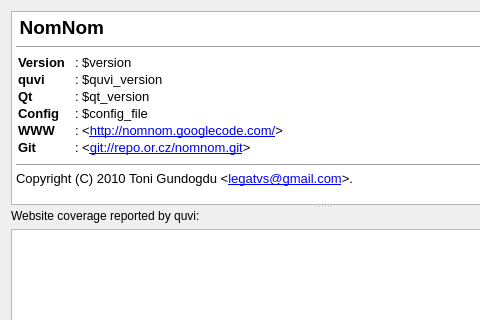
Before: the Qt Designer form i/About.ui in guendto/nomnom, drawn with Qt 5; both pictures show x 0 to 480 and y 0 to 320 of the 646 by 463 pixel window.
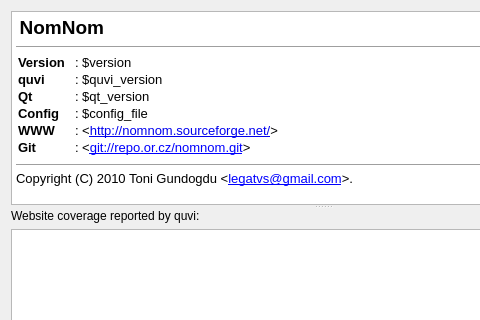
After: the same form once the commit is applied. Icons and pictures are not drawn.

What changed in the file:
```diff
--- a/i/About.ui
+++ b/i/About.ui
@@ -62,7 +62,7 @@
 &lt;td&gt;
 &lt;p style=&quot; margin-top:0px; margin-bottom:0px; margin-left:0px; margin-right:0px; -qt-block-indent:0; text-indent:0px;&quot;&gt;&lt;span style=&quot; font-family:'Verdana'; font-weight:600;&quot;&gt;WWW&lt;/span&gt;&lt;span style=&quot; font-family:'Verdana';&quot;&gt;  &lt;/span&gt;&lt;/p&gt;&lt;/td&gt;
 &lt;td&gt;
-&lt;p style=&quot; margin-top:0px; margin-bottom:0px; margin-left:0px; margin-right:0px; -qt-block-indent:0; text-indent:0px;&quot;&gt;&lt;span style=&quot; font-family:'Verdana';&quot;&gt;: &amp;lt;&lt;/span&gt;&lt;a href=&quot;http://nomnom.googlecode.com/&quot;&gt;&lt;span style=&quot; font-family:'Verdana'; text-decoration: underline; color:#0000ee;&quot;&gt;http://nomnom.googlecode.com/&lt;/span&gt;&lt;/a&gt;&lt;span style=&quot; font-family:'Verdana';&quot;&gt;&amp;gt;&lt;/span&gt;&lt;/p&gt;&lt;/td&gt;&lt;/tr&gt;
+&lt;p style=&quot; margin-top:0px; margin-bottom:0px; margin-left:0px; margin-right:0px; -qt-block-indent:0; text-indent:0px;&quot;&gt;&lt;span style=&quot; font-family:'Verdana';&quot;&gt;: &amp;lt;&lt;/span&gt;&lt;a href=&quot;http://nomnom.sourceforge.net/&quot;&gt;&lt;span style=&quot; font-family:'Verdana'; text-decoration: underline; color:#0000ee;&quot;&gt;http://nomnom.sourceforge.net/&lt;/span&gt;&lt;/a&gt;&lt;span style=&quot; font-family:'Verdana';&quot;&gt;&amp;gt;&lt;/span&gt;&lt;/p&gt;&lt;/td&gt;&lt;/tr&gt;
 &lt;tr&gt;
 &lt;td&gt;
 &lt;p style=&quot; margin-top:0px; margin-bottom:0px; margin-left:0px; margin-right:0px; -qt-block-indent:0; text-indent:0px;&quot;&gt;&lt;span style=&quot; font-family:'Verdana'; font-weight:600;&quot;&gt;Git&lt;/span&gt;&lt;span style=&quot; font-family:'Verdana';&quot;&gt;  &lt;/span&gt;&lt;/p&gt;&lt;/td&gt;
```
